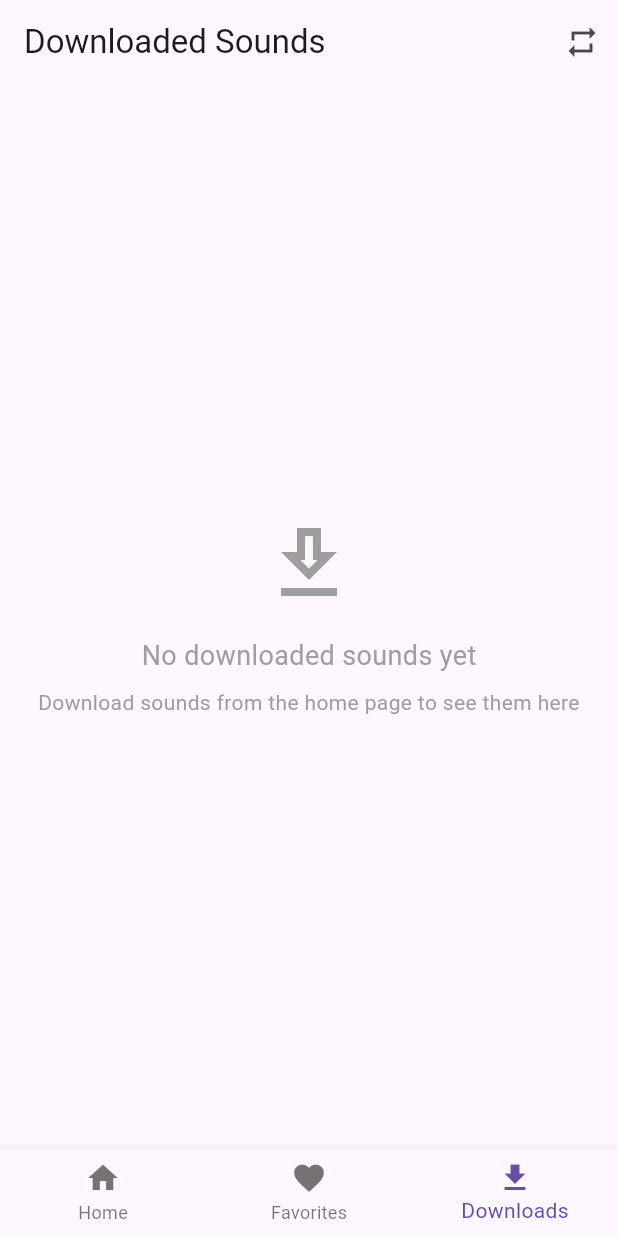
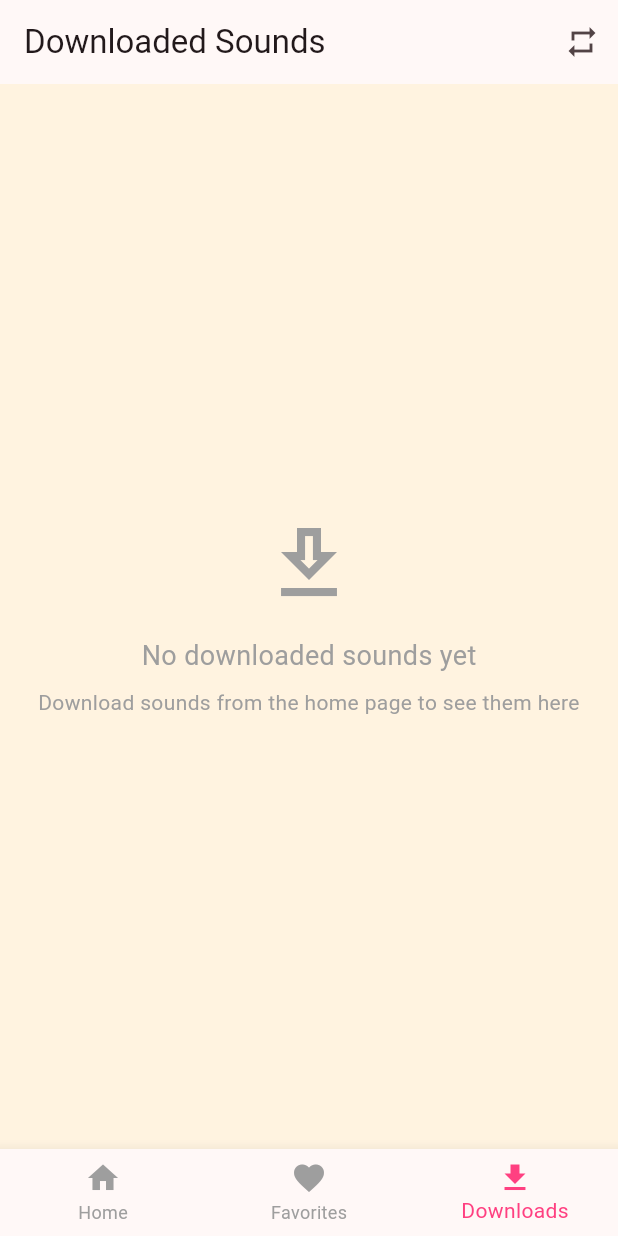
Before and after one commit to koonpoych2/meme-soundboard, a Flutter app: the screen it shows after launch, item 3 of the bottom bar chosen, on a phone screen of 412 x 824 dp. Run offline on Flutter 3.47's test engine with Material 3 defaults, Android fonts, the light colour scheme and no system bars; our stand-ins replace audioplayers, open_filex, permission_handler, shared_preferences.

Commit message:
Enhance UI with kid friendly theme

```diff
--- a/soundboard_meme/lib/main.dart
+++ b/soundboard_meme/lib/main.dart
@@ -16,7 +16,11 @@ class MyApp extends StatelessWidget {
       create: (_) => SoundProvider(),
       child: MaterialApp(
         title: 'Meme Sound Board',
-        theme: ThemeData(primarySwatch: Colors.blue),
+        theme: ThemeData(
+          useMaterial3: true,
+          colorSchemeSeed: Colors.pinkAccent,
+          scaffoldBackgroundColor: Colors.orange[50],
+        ),
         home: const HomePage(),
       ),
     );
--- a/soundboard_meme/lib/screens/home_page.dart
+++ b/soundboard_meme/lib/screens/home_page.dart
@@ -67,6 +67,13 @@ class _HomePageState extends State<HomePage> {
                                 child: ChoiceChip(
                                   label: Text(c),
                                   selected: provider.category == c,
+                                  selectedColor: Colors.pinkAccent,
+                                  backgroundColor: Colors.white,
+                                  labelStyle: TextStyle(
+                                    color: provider.category == c
+                                        ? Colors.white
+                                        : Colors.black,
+                                  ),
                                   onSelected: (_) => provider.setCategory(c),
                                 ),
                               ),
@@ -87,6 +94,8 @@ class _HomePageState extends State<HomePage> {
                   : provider.favoriteSounds,
             ),
       bottomNavigationBar: BottomNavigationBar(
+        selectedItemColor: Colors.pinkAccent,
+        unselectedItemColor: Colors.grey,
         items: const [
           BottomNavigationBarItem(icon: Icon(Icons.home), label: 'Home'),
           BottomNavigationBarItem(
@@ -189,11 +198,12 @@ class _SoundTileState extends State<SoundTile> {
         child: Ink(
           decoration: BoxDecoration(
             borderRadius: BorderRadius.circular(16),
+            border: Border.all(color: Colors.pinkAccent, width: 3),
             image: DecorationImage(
               image: AssetImage(widget.sound.imagePath),
               fit: BoxFit.cover,
               colorFilter: ColorFilter.mode(
-                Colors.black.withValues(alpha: .25),
+                Colors.black.withOpacity(0.25),
                 BlendMode.darken,
               ),
             ),
```
Also changed, not shown: soundboard_meme/pubspec.yaml (line endings or trailing spaces), 2 other files.
